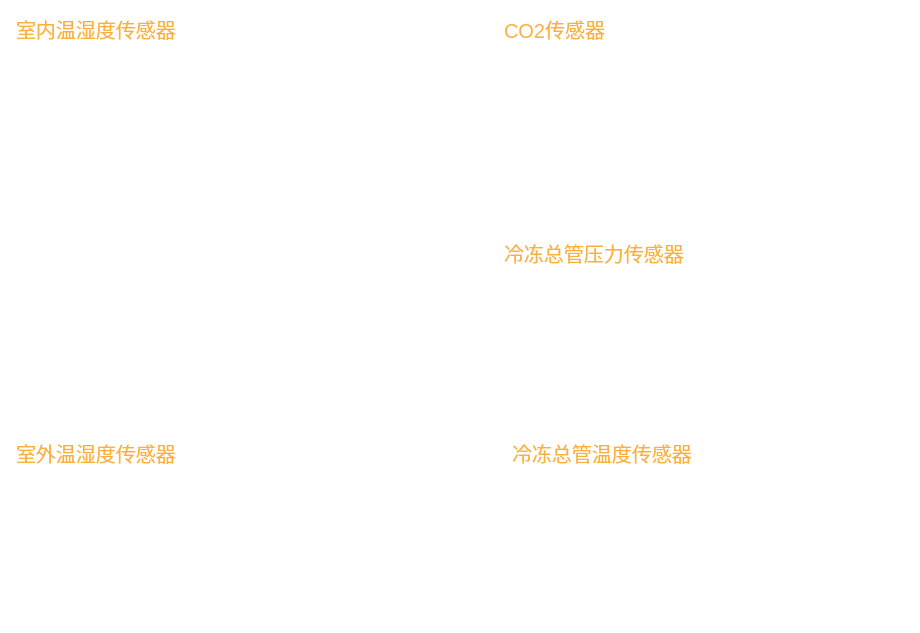
Before: the Qt Designer form Window/Page/sensorpage.ui in caosq/ChickenFarm, drawn with Qt 5.
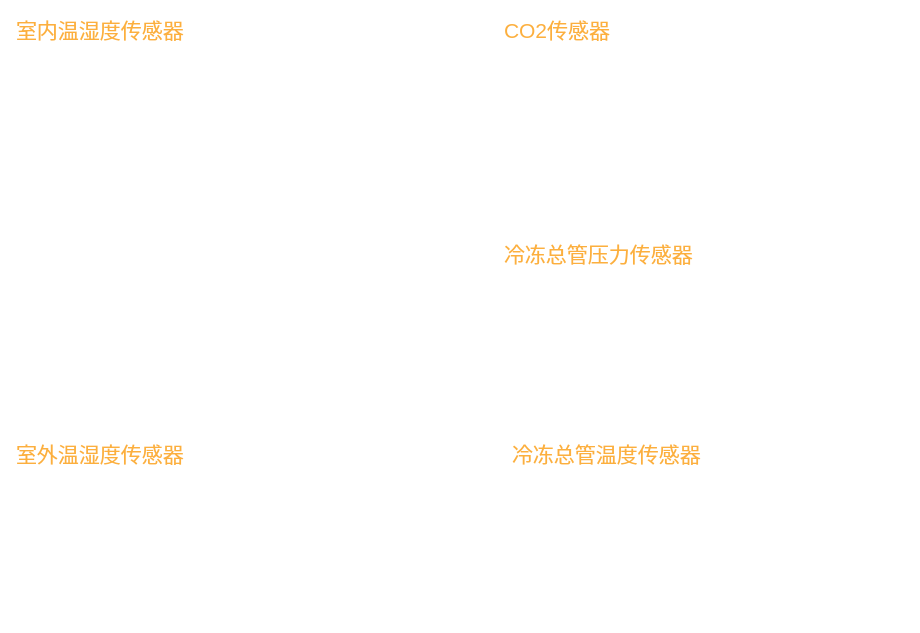
After: the same form once the commit is applied. Icons and pictures are not drawn.

The edit to the form file:
```diff
--- a/Window/Page/sensorpage.ui
+++ b/Window/Page/sensorpage.ui
@@ -302,7 +302,7 @@
    </property>
    <property name="font">
     <font>
-     <pointsize>15</pointsize>
+     <pointsize>16</pointsize>
     </font>
    </property>
    <property name="styleSheet">
@@ -442,7 +442,7 @@
    </property>
    <property name="font">
     <font>
-     <pointsize>15</pointsize>
+     <pointsize>16</pointsize>
     </font>
    </property>
    <property name="styleSheet">
@@ -582,7 +582,7 @@
    </property>
    <property name="font">
     <font>
-     <pointsize>15</pointsize>
+     <pointsize>16</pointsize>
     </font>
    </property>
    <property name="styleSheet">
@@ -722,7 +722,7 @@
    </property>
    <property name="font">
     <font>
-     <pointsize>15</pointsize>
+     <pointsize>16</pointsize>
     </font>
    </property>
    <property name="styleSheet">
@@ -862,7 +862,7 @@
    </property>
    <property name="font">
     <font>
-     <pointsize>15</pointsize>
+     <pointsize>16</pointsize>
     </font>
    </property>
    <property name="styleSheet">
```
